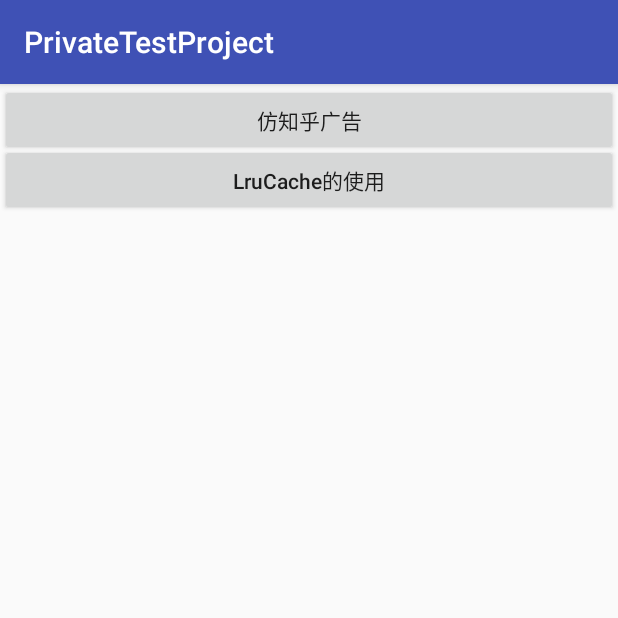
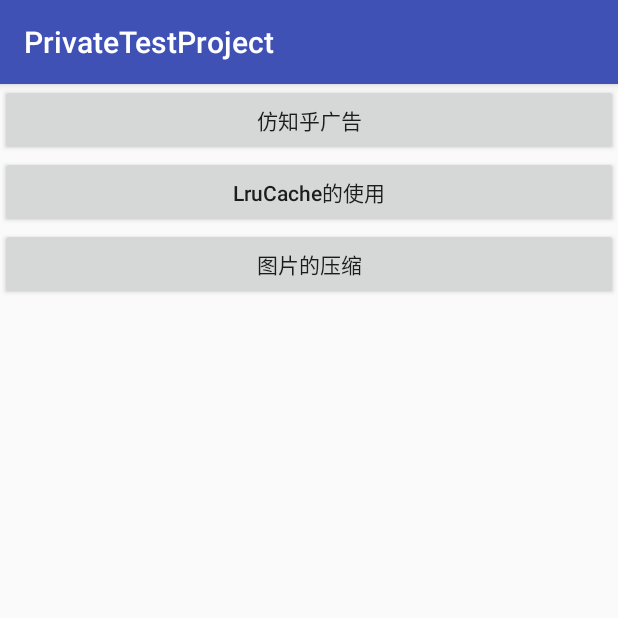
Before and after one commit to minminaya/PrivateTestProject, an Android app: the screen it shows after launch (MainActivity), on a phone screen of 412 x 824 dp, the top half of it. Run offline under Robolectric (Android 15) with nearby library versions, the phone set to English and light mode, and no system bars; our stand-ins replace ButterKnife.

Commit message:
图片压缩测试

```diff
--- a/app/src/main/AndroidManifest.xml
+++ b/app/src/main/AndroidManifest.xml
@@ -22,7 +22,8 @@
         <activity
             android:name=".view.zhihu.ZhihuAdActivity"
             android:theme="@style/Theme.AppCompat.Light.NoActionBar" />
-        <activity android:name=".img.cache.ImagCacheActivity"></activity>
+        <activity android:name=".img.cache.ImagCacheActivity" />
+        <activity android:name=".img.load.LoadCompressImgActivity"></activity>
     </application>
 
 </manifest>
--- a/app/src/main/java/cn/minminaya/privatetestproject/img/cache/ImageLoader.java
+++ b/app/src/main/java/cn/minminaya/privatetestproject/img/cache/ImageLoader.java
@@ -30,8 +30,8 @@ public class ImageLoader {
     public ImageLoader(RecyclerView recyclerView) {
         this.recyclerView = recyclerView;
         mTask = new HashSet<>();
-        int maxMemory = (int) Runtime.getRuntime().maxMemory();
-        int cacheSize = maxMemory / 8;
+        int maxMemory = (int) Runtime.getRuntime().maxMemory();//当前内存大小
+        int cacheSize = maxMemory / 8;//设置为当前内容的1/8
         mBitmapLruCache = new LruCache<String, Bitmap>(cacheSize) {
             //重写
             @Override
--- a/app/src/main/res/layout/activity_main.xml
+++ b/app/src/main/res/layout/activity_main.xml
@@ -1,31 +1,31 @@
 <?xml version="1.0" encoding="utf-8"?>
-<android.support.constraint.ConstraintLayout xmlns:android="http://schemas.android.com/apk/res/android"
+<LinearLayout xmlns:android="http://schemas.android.com/apk/res/android"
     xmlns:app="http://schemas.android.com/apk/res-auto"
     xmlns:tools="http://schemas.android.com/tools"
     android:layout_width="match_parent"
     android:layout_height="match_parent"
-    tools:context="cn.minminaya.privatetestproject.MainActivity"
-    tools:layout_editor_absoluteY="81dp">
+    android:orientation="vertical"
+    tools:context="cn.minminaya.privatetestproject.MainActivity">
 
     <Button
         android:id="@+id/btn_zhihu_ad"
-        android:layout_width="0dp"
+        android:layout_width="match_parent"
         android:layout_height="wrap_content"
         android:text="仿知乎广告"
-        android:textAllCaps="false"
-        app:layout_constraintEnd_toEndOf="parent"
-        app:layout_constraintStart_toStartOf="parent"
-        app:layout_constraintTop_toTopOf="parent" />
+        android:textAllCaps="false" />
 
     <Button
         android:id="@+id/btn_lru"
-        android:layout_width="0dp"
+        android:layout_width="match_parent"
         android:layout_height="wrap_content"
-        android:layout_marginTop="40dp"
         android:text="LruCache的使用"
-        android:textAllCaps="false"
-        app:layout_constraintEnd_toEndOf="parent"
-        app:layout_constraintStart_toStartOf="parent"
-        app:layout_constraintTop_toTopOf="parent" />
+        android:textAllCaps="false" />
 
-</android.support.constraint.ConstraintLayout>
+    <Button
+        android:id="@+id/btn_img_load"
+        android:layout_width="match_parent"
+        android:layout_height="wrap_content"
+        android:text="图片的压缩"
+        android:textAllCaps="false" />
+
+</LinearLayout>
```
Also changed, not shown: app/src/main/java/cn/minminaya/privatetestproject/MainActivity.java (+15 -6 lines), app/src/main/java/cn/minminaya/privatetestproject/img/load/CompressUtil.java (added, +47 -0 lines), app/src/main/java/cn/minminaya/privatetestproject/img/load/LoadCompressImgActivity.java (added, +36 -0 lines), app/src/main/res/layout/activity_load_compress_img.xml (added, +21 -0 lines), app/src/main/res/mipmap-xxhdpi/sample.jpg (added), 1 other file.
